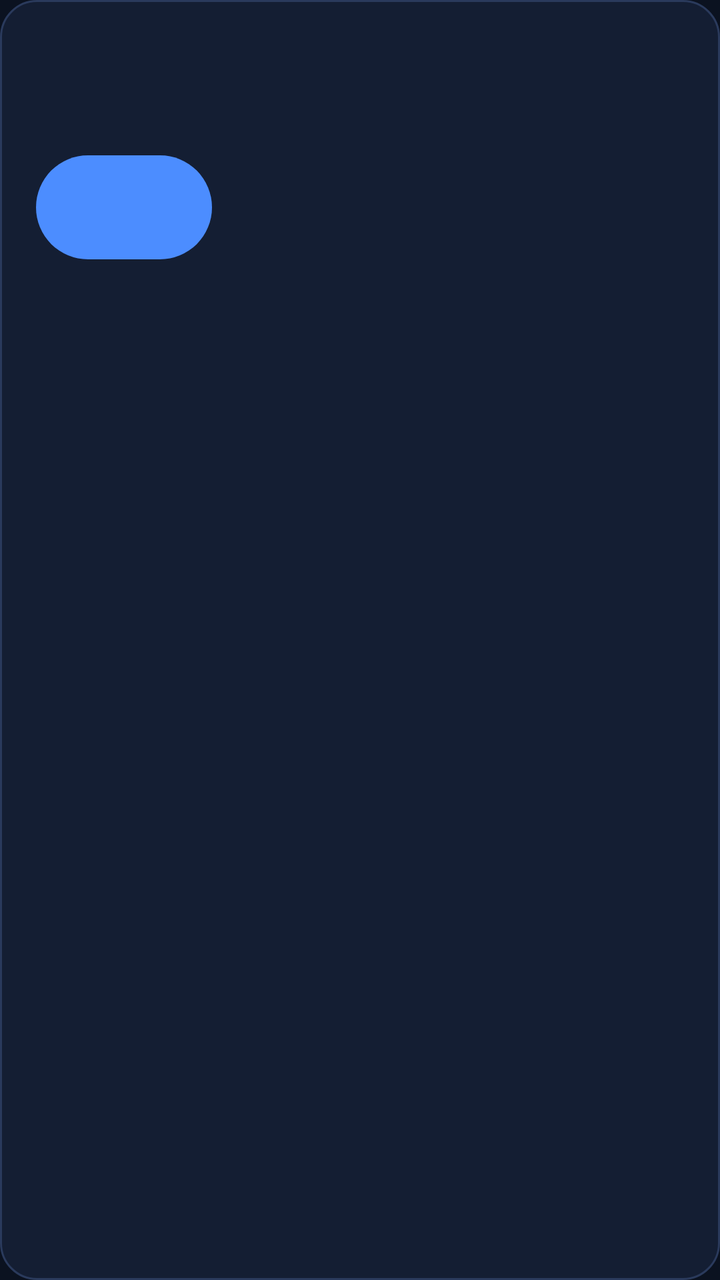
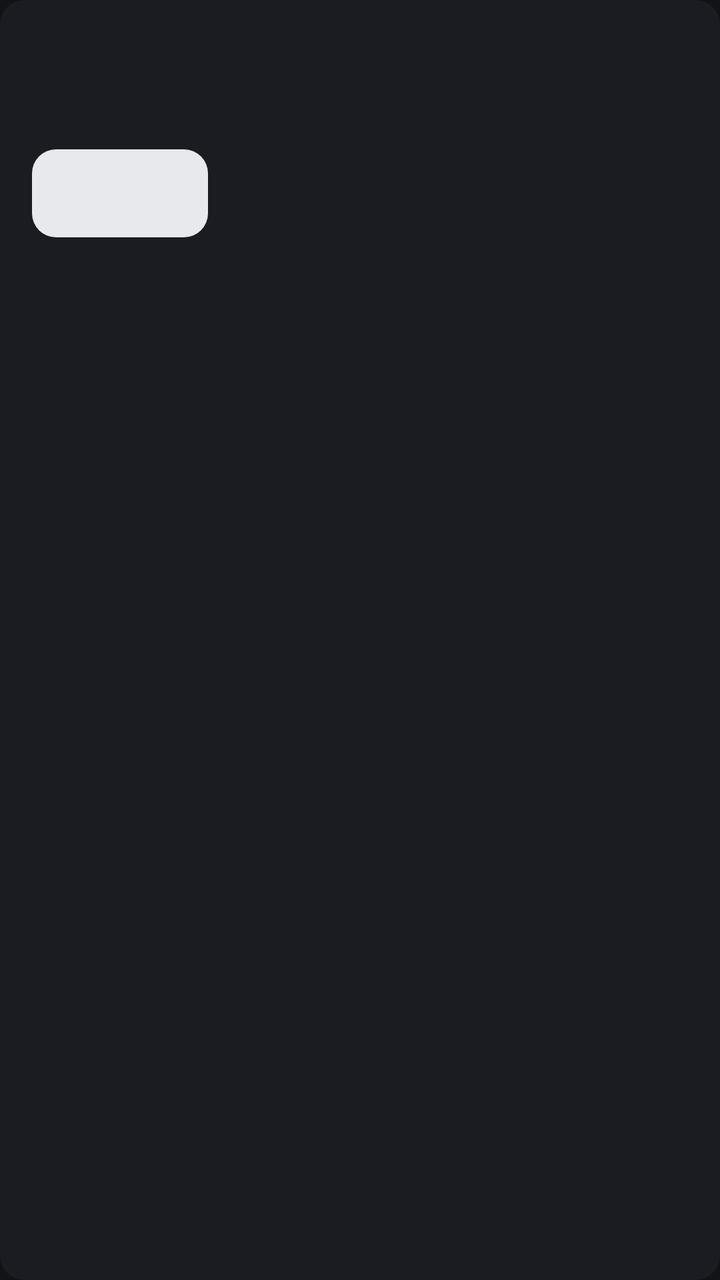

Screens rendered from an Android XML layout before and after an edit, with the pre-edit source and the edit as a unified diff.
<!-- AndroidManifest.xml: application theme Theme.App.Blue -->
<!-- res/layout/perm_card.xml -->
<?xml version="1.0" encoding="utf-8"?>
<LinearLayout xmlns:android="http://schemas.android.com/apk/res/android"
    style="@style/Card"
    android:layout_width="match_parent"
    android:layout_height="wrap_content"
    android:orientation="vertical">

    <LinearLayout
        android:layout_width="match_parent"
        android:layout_height="wrap_content"
        android:gravity="center_vertical"
        android:orientation="horizontal">

        <TextView
            android:id="@+id/perm_name"
            android:layout_width="0dp"
            android:layout_height="wrap_content"
            android:layout_weight="1"
            android:textColor="?attr/textMain"
            android:textSize="17sp"
            android:fontFamily="sans-serif-medium" />

        <TextView
            android:id="@+id/perm_state"
            android:layout_width="wrap_content"
            android:layout_height="wrap_content"
            android:textSize="13sp" />
    </LinearLayout>

    <TextView
        android:id="@+id/perm_desc"
        style="@style/Body"
        android:layout_width="match_parent"
        android:layout_height="wrap_content"
        android:layout_marginTop="6dp"
        android:textSize="14sp" />

    <TextView
        android:id="@+id/perm_hint"
        android:layout_width="match_parent"
        android:layout_height="wrap_content"
        android:layout_marginTop="8dp"
        android:textColor="?attr/warnColor"
        android:textSize="13sp"
        android:visibility="gone" />

    <LinearLayout
        android:layout_width="match_parent"
        android:layout_height="wrap_content"
        android:layout_marginTop="12dp"
        android:orientation="horizontal">

        <Button
            android:id="@+id/perm_grant"
            style="@style/Primary"
            android:layout_width="wrap_content"
            android:layout_height="wrap_content" />

        <Button
            android:id="@+id/perm_extra"
            style="@style/Secondary"
            android:layout_width="wrap_content"
            android:layout_height="wrap_content"
            android:layout_marginStart="10dp"
            android:visibility="gone" />
    </LinearLayout>
</LinearLayout>
<!-- resources referenced by this layout -->
<resources>
  <style name="Body">
          <item name="android:textColor">?attr/textDim</item>
          <item name="android:textSize">16sp</item>
          <item name="android:lineSpacingMultiplier">1.2</item>
      </style>
  <style name="Card">
          <item name="android:background">@drawable/card</item>
          <item name="android:padding">18dp</item>
      </style>
  <style name="Primary" parent="android:Widget.Material.Button">
          <item name="android:background">@drawable/btn_primary</item>
          <item name="android:textColor">?attr/onAccentColor</item>
          <item name="android:textAllCaps">false</item>
          <item name="android:textSize">16sp</item>
          <item name="android:minHeight">52dp</item>
          <item name="android:paddingStart">24dp</item>
          <item name="android:paddingEnd">24dp</item>
          <item name="android:stateListAnimator">@null</item>
      </style>
  <style name="Secondary" parent="android:Widget.Material.Button">
          <item name="android:background">@drawable/btn_secondary</item>
          <item name="android:textColor">?attr/textMain</item>
          <item name="android:textAllCaps">false</item>
          <item name="android:textSize">15sp</item>
          <item name="android:minHeight">48dp</item>
          <item name="android:paddingStart">20dp</item>
          <item name="android:paddingEnd">20dp</item>
          <item name="android:stateListAnimator">@null</item>
      </style>
  <style name="Theme.App.Blue" parent="Base.App.Dark">
          <item name="bgColor">#0B1220</item>
          <item name="surfaceColor">#141E33</item>
          <item name="surface2Color">#1C2942</item>
          <item name="outlineColor">#2A3A5C</item>
          <item name="accentColor">#4C8DFF</item>
          <item name="onAccentColor">#FFFFFF</item>
          <item name="accent2Color">#7FD3FF</item>
          <item name="onAccent2Color">#06283D</item>
          <item name="textMain">#EAF0FF</item>
          <item name="textDim">#93A3C4</item>
      </style>
  <!-- drawable card (drawable) -->
  <?xml version="1.0" encoding="utf-8"?>
  <shape xmlns:android="http://schemas.android.com/apk/res/android">
      <solid android:color="?attr/surfaceColor" />
      <corners android:radius="18dp" />
      <stroke android:width="1dp" android:color="?attr/outlineColor" />
  </shape>
  <!-- drawable btn_primary (drawable) -->
  <?xml version="1.0" encoding="utf-8"?>
  <ripple xmlns:android="http://schemas.android.com/apk/res/android" android:color="#33FFFFFF">
      <item>
          <selector>
              <item android:state_enabled="false">
                  <shape><solid android:color="?attr/surface2Color" /><corners android:radius="26dp" /></shape>
              </item>
              <item>
                  <shape><solid android:color="?attr/accentColor" /><corners android:radius="26dp" /></shape>
              </item>
          </selector>
      </item>
  </ripple>
  <!-- drawable btn_secondary (drawable) -->
  <?xml version="1.0" encoding="utf-8"?>
  <ripple xmlns:android="http://schemas.android.com/apk/res/android" android:color="#22FFFFFF">
      <item>
          <shape>
              <solid android:color="?attr/surface2Color" />
              <corners android:radius="24dp" />
              <stroke android:width="1dp" android:color="?attr/outlineColor" />
          </shape>
      </item>
  </ripple>
  <style name="Base.App.Dark" parent="android:Theme.Material.NoActionBar">
          <item name="android:colorPrimary">?attr/accentColor</item>
          <item name="android:colorAccent">?attr/accentColor</item>
          <item name="android:colorControlActivated">?attr/accentColor</item>
          <item name="android:windowBackground">?attr/bgColor</item>
          <item name="android:statusBarColor">?attr/bgColor</item>
          <item name="android:navigationBarColor">?attr/bgColor</item>
          <item name="android:textColorPrimary">?attr/textMain</item>
          <item name="android:textColorSecondary">?attr/textDim</item>
          <item name="goodColor">#47D18C</item>
          <item name="warnColor">#FFB547</item>
      </style>
</resources>

<!-- the commit's change to res/layout/perm_card.xml (unified diff, before → after) -->
@@ -17,7 +17,7 @@
             android:layout_height="wrap_content"
             android:layout_weight="1"
             android:textColor="?attr/textMain"
-            android:textSize="17sp"
+            android:textSize="16sp"
             android:fontFamily="sans-serif-medium" />
 
         <TextView
@@ -53,12 +53,14 @@
         <Button
             android:id="@+id/perm_grant"
             style="@style/Primary"
+            android:minHeight="44dp"
             android:layout_width="wrap_content"
             android:layout_height="wrap_content" />
 
         <Button
             android:id="@+id/perm_extra"
             style="@style/Secondary"
+            android:minHeight="44dp"
             android:layout_width="wrap_content"
             android:layout_height="wrap_content"
             android:layout_marginStart="10dp"
<!-- resource entries referenced after the edit -->
@@ -2,21 +2,22 @@
 <resources>
   <style name="Body">
           <item name="android:textColor">?attr/textDim</item>
-          <item name="android:textSize">16sp</item>
-          <item name="android:lineSpacingMultiplier">1.2</item>
+          <item name="android:textSize">15sp</item>
+          <item name="android:lineSpacingMultiplier">1.25</item>
       </style>
   <style name="Card">
           <item name="android:background">@drawable/card</item>
-          <item name="android:padding">18dp</item>
+          <item name="android:padding">16dp</item>
       </style>
   <style name="Primary" parent="android:Widget.Material.Button">
           <item name="android:background">@drawable/btn_primary</item>
-          <item name="android:textColor">?attr/onAccentColor</item>
+          <item name="android:textColor">?attr/bgColor</item>
           <item name="android:textAllCaps">false</item>
           <item name="android:textSize">16sp</item>
+          <item name="android:fontFamily">sans-serif-medium</item>
           <item name="android:minHeight">52dp</item>
-          <item name="android:paddingStart">24dp</item>
-          <item name="android:paddingEnd">24dp</item>
+          <item name="android:paddingStart">20dp</item>
+          <item name="android:paddingEnd">20dp</item>
           <item name="android:stateListAnimator">@null</item>
       </style>
   <style name="Secondary" parent="android:Widget.Material.Button">
@@ -24,51 +25,51 @@
           <item name="android:textColor">?attr/textMain</item>
           <item name="android:textAllCaps">false</item>
           <item name="android:textSize">15sp</item>
+          <item name="android:fontFamily">sans-serif-medium</item>
           <item name="android:minHeight">48dp</item>
-          <item name="android:paddingStart">20dp</item>
-          <item name="android:paddingEnd">20dp</item>
+          <item name="android:paddingStart">18dp</item>
+          <item name="android:paddingEnd">18dp</item>
           <item name="android:stateListAnimator">@null</item>
       </style>
   <style name="Theme.App.Blue" parent="Base.App.Dark">
-          <item name="bgColor">#0B1220</item>
-          <item name="surfaceColor">#141E33</item>
-          <item name="surface2Color">#1C2942</item>
-          <item name="outlineColor">#2A3A5C</item>
-          <item name="accentColor">#4C8DFF</item>
-          <item name="onAccentColor">#FFFFFF</item>
-          <item name="accent2Color">#7FD3FF</item>
-          <item name="onAccent2Color">#06283D</item>
-          <item name="textMain">#EAF0FF</item>
-          <item name="textDim">#93A3C4</item>
+          <item name="bgColor">#111317</item>
+          <item name="surfaceColor">#1A1C21</item>
+          <item name="surface2Color">#25282E</item>
+          <item name="outlineColor">#2C2F35</item>
+          <item name="accentColor">#A9B8D8</item>
+          <item name="onAccentColor">#111317</item>
+          <item name="accent2Color">#8E99B3</item>
+          <item name="onAccent2Color">#111317</item>
+          <item name="textMain">#E8E9EC</item>
+          <item name="textDim">#9FA2A9</item>
       </style>
   <!-- drawable card (drawable) -->
   <?xml version="1.0" encoding="utf-8"?>
   <shape xmlns:android="http://schemas.android.com/apk/res/android">
       <solid android:color="?attr/surfaceColor" />
-      <corners android:radius="18dp" />
-      <stroke android:width="1dp" android:color="?attr/outlineColor" />
+      <corners android:radius="12dp" />
   </shape>
   <!-- drawable btn_primary (drawable) -->
   <?xml version="1.0" encoding="utf-8"?>
-  <ripple xmlns:android="http://schemas.android.com/apk/res/android" android:color="#33FFFFFF">
+  <ripple xmlns:android="http://schemas.android.com/apk/res/android" android:color="#33808080">
       <item>
           <selector>
               <item android:state_enabled="false">
-                  <shape><solid android:color="?attr/surface2Color" /><corners android:radius="26dp" /></shape>
+                  <shape><solid android:color="?attr/surface2Color" /><corners android:radius="12dp" /></shape>
               </item>
               <item>
-                  <shape><solid android:color="?attr/accentColor" /><corners android:radius="26dp" /></shape>
+                  <shape><solid android:color="?attr/textMain" /><corners android:radius="12dp" /></shape>
               </item>
           </selector>
       </item>
   </ripple>
   <!-- drawable btn_secondary (drawable) -->
   <?xml version="1.0" encoding="utf-8"?>
-  <ripple xmlns:android="http://schemas.android.com/apk/res/android" android:color="#22FFFFFF">
+  <ripple xmlns:android="http://schemas.android.com/apk/res/android" android:color="#22808080">
       <item>
           <shape>
-              <solid android:color="?attr/surface2Color" />
-              <corners android:radius="24dp" />
+              <solid android:color="#00000000" />
+              <corners android:radius="12dp" />
               <stroke android:width="1dp" android:color="?attr/outlineColor" />
           </shape>
       </item>
@@ -77,13 +78,14 @@
           <item name="android:colorPrimary">?attr/accentColor</item>
           <item name="android:colorAccent">?attr/accentColor</item>
           <item name="android:colorControlActivated">?attr/accentColor</item>
+          <item name="android:colorControlNormal">?attr/textDim</item>
           <item name="android:windowBackground">?attr/bgColor</item>
           <item name="android:statusBarColor">?attr/bgColor</item>
           <item name="android:navigationBarColor">?attr/bgColor</item>
           <item name="android:textColorPrimary">?attr/textMain</item>
           <item name="android:textColorSecondary">?attr/textDim</item>
-          <item name="goodColor">#47D18C</item>
-          <item name="warnColor">#FFB547</item>
+          <item name="goodColor">#7BC59A</item>
+          <item name="warnColor">#E0B36A</item>
       </style>
 </resources>
 
